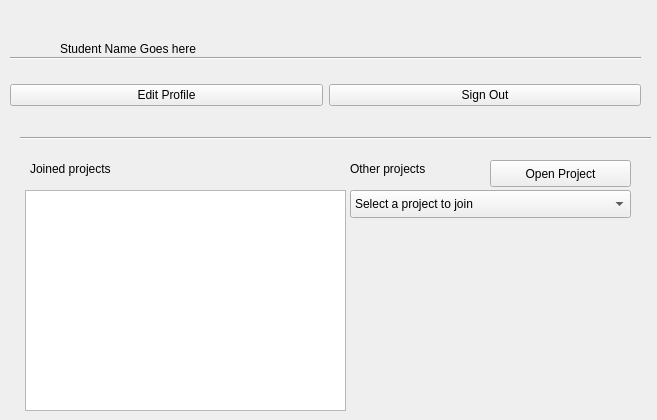
Qt form D1/studenthomeview.ui (GuelorEmanuel/Team-Tech-Support) before a commit.
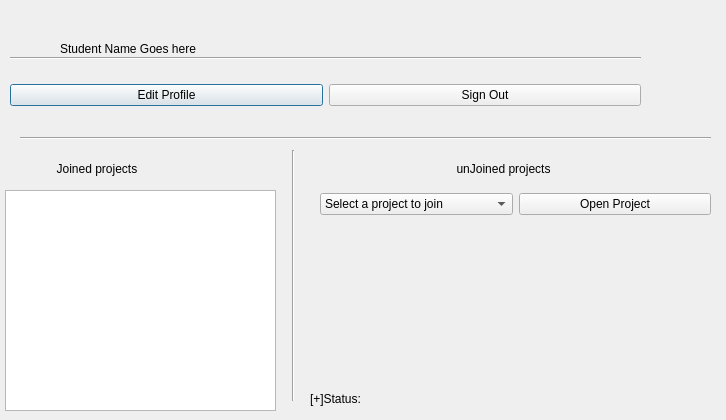
The same form after that commit.

Commit message: Error handling and updated view layout

Diff of the .ui file:
```diff
--- a/D1/studenthomeview.ui
+++ b/D1/studenthomeview.ui
@@ -6,7 +6,7 @@
    <rect>
     <x>0</x>
     <y>0</y>
-    <width>657</width>
+    <width>726</width>
     <height>420</height>
    </rect>
   </property>
@@ -31,7 +31,7 @@
     <rect>
      <x>20</x>
      <y>130</y>
-     <width>631</width>
+     <width>691</width>
      <height>16</height>
     </rect>
    </property>
@@ -39,38 +39,12 @@
     <enum>Qt::Horizontal</enum>
    </property>
   </widget>
-  <widget class="QPushButton" name="projectsBtn">
-   <property name="geometry">
-    <rect>
-     <x>230</x>
-     <y>190</y>
-     <width>99</width>
-     <height>27</height>
-    </rect>
-   </property>
-   <property name="text">
-    <string>Projects</string>
-   </property>
-  </widget>
-  <widget class="QPushButton" name="openProjectBtn">
-   <property name="geometry">
-    <rect>
-     <x>490</x>
-     <y>160</y>
-     <width>141</width>
-     <height>27</height>
-    </rect>
-   </property>
-   <property name="text">
-    <string>Open Project</string>
-   </property>
-  </widget>
   <widget class="QListWidget" name="joinedProjectsList">
    <property name="geometry">
     <rect>
-     <x>25</x>
+     <x>5</x>
      <y>190</y>
-     <width>321</width>
+     <width>271</width>
      <height>221</height>
     </rect>
    </property>
@@ -112,21 +86,6 @@
     </item>
    </layout>
   </widget>
-  <widget class="QComboBox" name="unjoinedProjectsInput">
-   <property name="geometry">
-    <rect>
-     <x>350</x>
-     <y>190</y>
-     <width>281</width>
-     <height>28</height>
-    </rect>
-   </property>
-   <item>
-    <property name="text">
-     <string>Select a project to join</string>
-    </property>
-   </item>
-  </widget>
   <widget class="QLabel" name="label">
    <property name="geometry">
     <rect>
@@ -137,7 +96,7 @@
     </rect>
    </property>
    <property name="text">
-    <string>Joined projects</string>
+    <string>        Joined projects</string>
    </property>
   </widget>
   <widget class="QLabel" name="label_2">
@@ -145,12 +104,12 @@
     <rect>
      <x>350</x>
      <y>160</y>
-     <width>131</width>
+     <width>381</width>
      <height>18</height>
     </rect>
    </property>
    <property name="text">
-    <string>Other projects</string>
+    <string>                                unJoined projects</string>
    </property>
   </widget>
   <widget class="QLabel" name="studentNameLbl">
@@ -166,6 +125,60 @@
     <string>Student Name Goes here</string>
    </property>
   </widget>
+  <widget class="Line" name="line_3">
+   <property name="geometry">
+    <rect>
+     <x>283</x>
+     <y>150</y>
+     <width>20</width>
+     <height>251</height>
+    </rect>
+   </property>
+   <property name="orientation">
+    <enum>Qt::Vertical</enum>
+   </property>
+  </widget>
+  <widget class="QLabel" name="statusLbl">
+   <property name="geometry">
+    <rect>
+     <x>310</x>
+     <y>390</y>
+     <width>401</width>
+     <height>17</height>
+    </rect>
+   </property>
+   <property name="text">
+    <string>[+]Status:</string>
+   </property>
+  </widget>
+  <widget class="QWidget" name="">
+   <property name="geometry">
+    <rect>
+     <x>320</x>
+     <y>190</y>
+     <width>391</width>
+     <height>29</height>
+    </rect>
+   </property>
+   <layout class="QHBoxLayout" name="horizontalLayout_3">
+    <item>
+     <widget class="QComboBox" name="unjoinedProjectsInput">
+      <item>
+       <property name="text">
+        <string>Select a project to join</string>
+       </property>
+      </item>
+     </widget>
+    </item>
+    <item>
+     <widget class="QPushButton" name="openProjectBtn">
+      <property name="text">
+       <string>Open Project</string>
+      </property>
+     </widget>
+    </item>
+   </layout>
+  </widget>
   <zorder>layoutWidget</zorder>
   <zorder>layoutWidget</zorder>
   <zorder>line</zorder>
```
Left out of the diff: 3 changed lines with no effect on the pictures. The commit also changes 7 other files.
